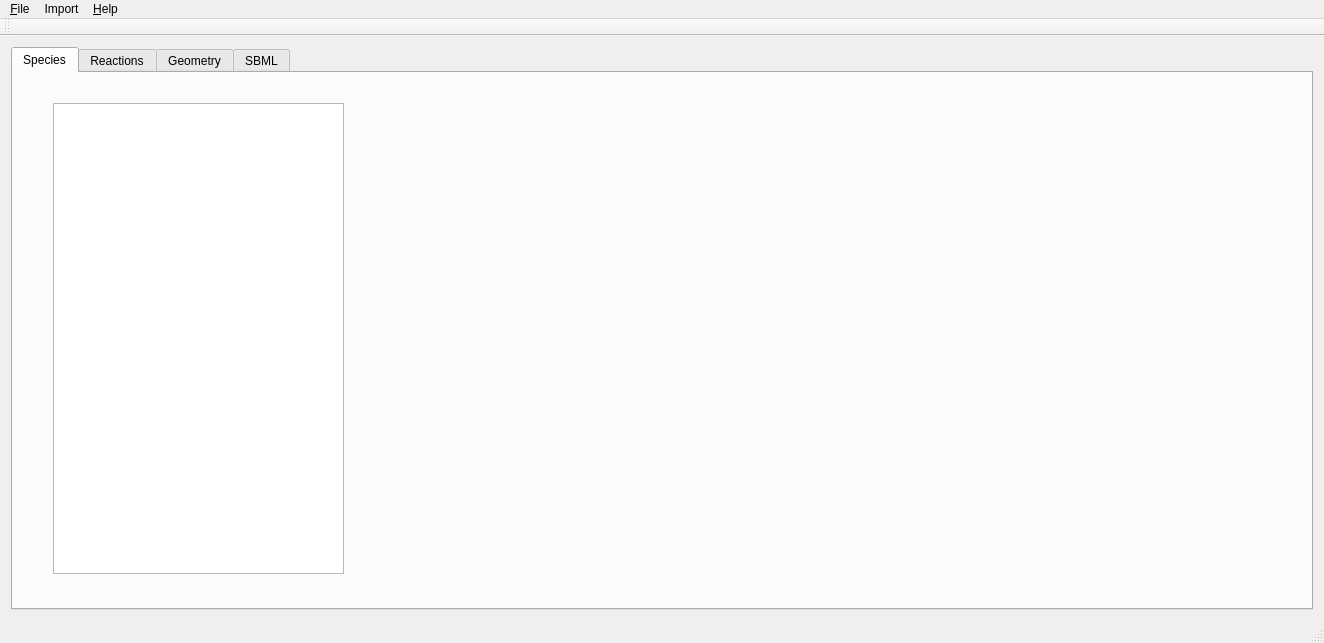
spatial-model-editor/spatial-model-editor, file mainwindow.ui: the form before one commit.
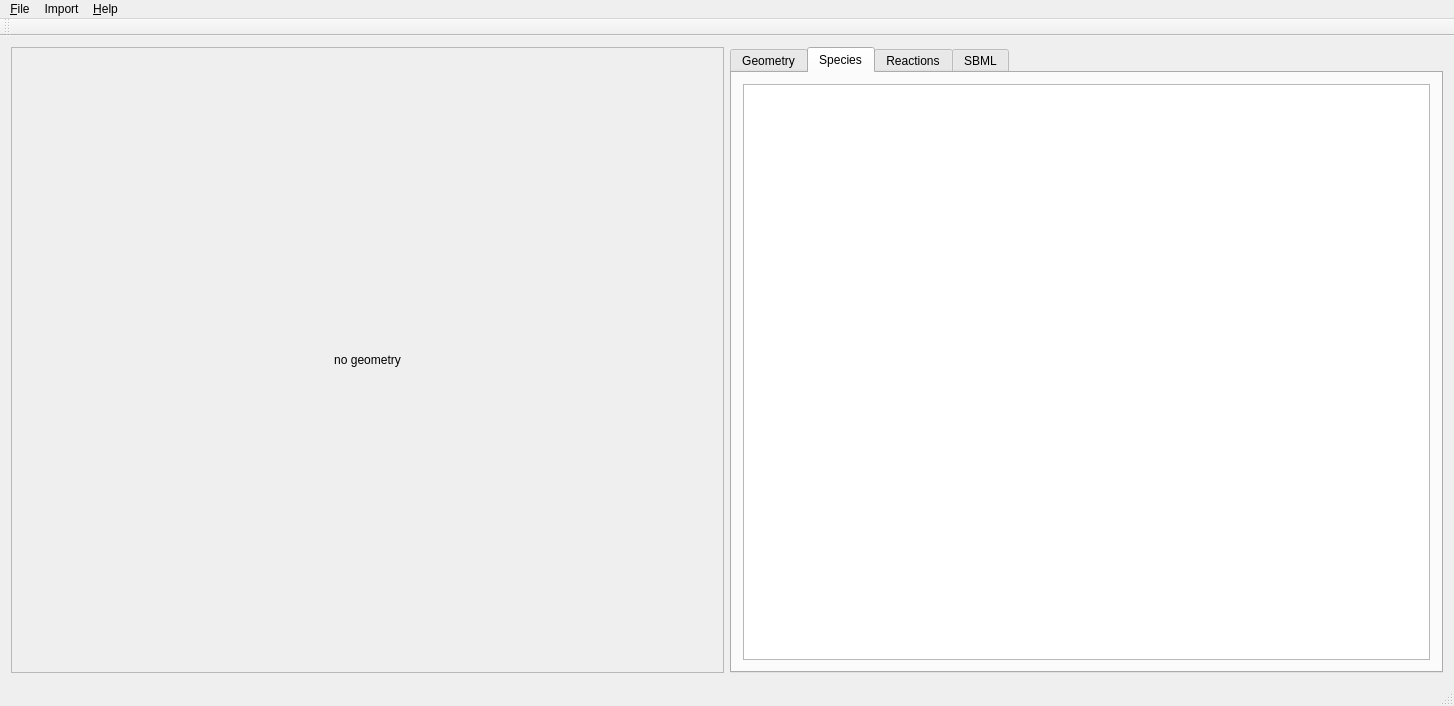
The form after the commit. The open tabs and pages were chosen to show the change. Custom widgets are drawn as their Qt base class.

Commit message: add view of geometry with mouse tracking

Diff of the .ui file:
```diff
--- a/mainwindow.ui
+++ b/mainwindow.ui
@@ -6,8 +6,8 @@
    <rect>
     <x>0</x>
     <y>0</y>
-    <width>1324</width>
-    <height>643</height>
+    <width>1454</width>
+    <height>706</height>
    </rect>
   </property>
   <property name="windowTitle">
@@ -15,58 +15,76 @@
   </property>
   <widget class="QWidget" name="centralWidget">
    <layout class="QHBoxLayout" name="horizontalLayout">
+    <item>
+     <widget class="QLabelMousetracker" name="lblGeometry">
+      <property name="sizePolicy">
+       <sizepolicy hsizetype="Expanding" vsizetype="Preferred">
+        <horstretch>0</horstretch>
+        <verstretch>0</verstretch>
+       </sizepolicy>
+      </property>
+      <property name="minimumSize">
+       <size>
+        <width>89</width>
+        <height>0</height>
+       </size>
+      </property>
+      <property name="mouseTracking">
+       <bool>true</bool>
+      </property>
+      <property name="frameShape">
+       <enum>QFrame::StyledPanel</enum>
+      </property>
+      <property name="frameShadow">
+       <enum>QFrame::Sunken</enum>
+      </property>
+      <property name="lineWidth">
+       <number>2</number>
+      </property>
+      <property name="text">
+       <string>no geometry</string>
+      </property>
+      <property name="textFormat">
+       <enum>Qt::PlainText</enum>
+      </property>
+      <property name="scaledContents">
+       <bool>true</bool>
+      </property>
+      <property name="alignment">
+       <set>Qt::AlignCenter</set>
+      </property>
+      <property name="textInteractionFlags">
+       <set>Qt::NoTextInteraction</set>
+      </property>
+     </widget>
+    </item>
     <item>
      <widget class="QTabWidget" name="tabMain">
       <property name="currentIndex">
        <number>0</number>
       </property>
+      <widget class="QWidget" name="tabGeometry">
+       <attribute name="title">
+        <string>Geometry</string>
+       </attribute>
+      </widget>
       <widget class="QWidget" name="tabSpecies">
        <attribute name="title">
         <string>Species</string>
        </attribute>
-       <widget class="QListView" name="listSpecies">
-        <property name="geometry">
-         <rect>
-          <x>40</x>
-          <y>30</y>
-          <width>291</width>
-          <height>471</height>
-         </rect>
-        </property>
-       </widget>
+       <layout class="QHBoxLayout" name="horizontalLayout_4">
+        <item>
+         <widget class="QListView" name="listSpecies"/>
+        </item>
+       </layout>
       </widget>
       <widget class="QWidget" name="tabReactions">
        <attribute name="title">
         <string>Reactions</string>
        </attribute>
-       <widget class="QListView" name="listReactions">
-        <property name="geometry">
-         <rect>
-          <x>40</x>
-          <y>10</y>
-          <width>291</width>
-          <height>471</height>
-         </rect>
-        </property>
-       </widget>
-      </widget>
-      <widget class="QWidget" name="tabGeometry">
-       <attribute name="title">
-        <string>Geometry</string>
-       </attribute>
        <layout class="QHBoxLayout" name="horizontalLayout_3">
         <item>
-         <widget class="QLabel" name="lblGeometry">
-          <property name="text">
-           <string>no image</string>
-          </property>
-          <property name="scaledContents">
-           <bool>true</bool>
-          </property>
-          <property name="alignment">
-           <set>Qt::AlignCenter</set>
-          </property>
-         </widget>
+         <widget class="QListView" name="listReactions"/>
         </item>
        </layout>
       </widget>
@@ -89,7 +107,7 @@
     <rect>
      <x>0</x>
      <y>0</y>
-     <width>1324</width>
+     <width>1454</width>
      <height>29</height>
     </rect>
    </property>
@@ -174,6 +192,16 @@
   </action>
  </widget>
  <layoutdefault spacing="6" margin="11"/>
+ <customwidgets>
+  <customwidget>
+   <class>QLabelMousetracker</class>
+   <extends>QLabel</extends>
+   <header>qlabelmousetracker.h</header>
+   <slots>
+    <signal>signal1()</signal>
+   </slots>
+  </customwidget>
+ </customwidgets>
  <resources/>
  <connections/>
 </ui>
```
The commit also changes 5 other files.
